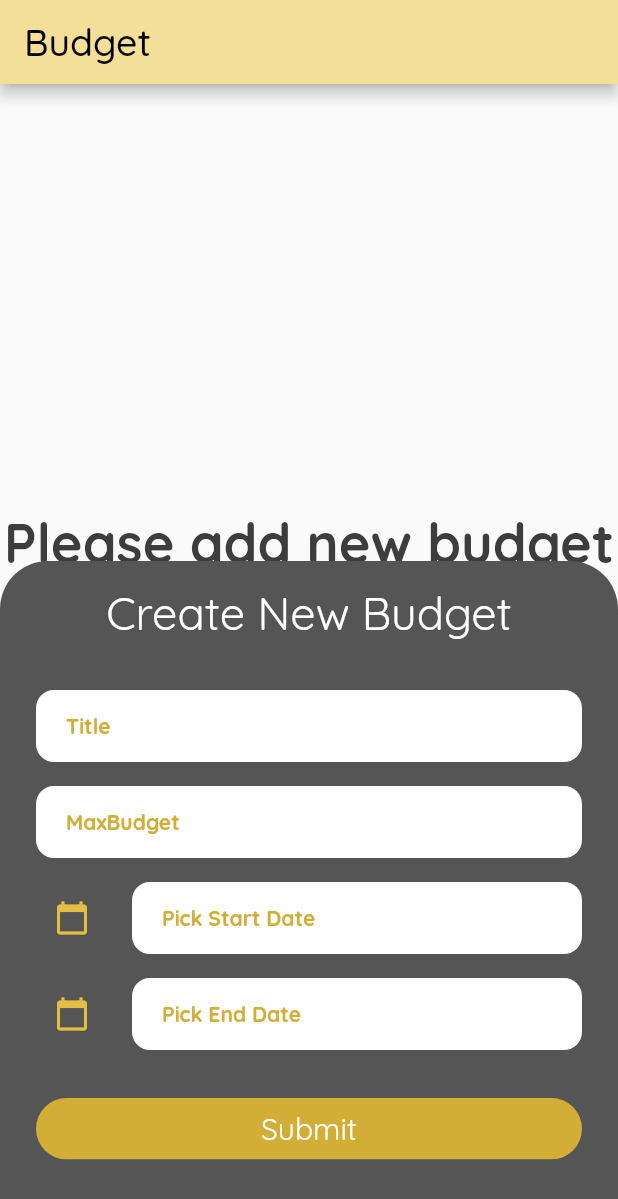
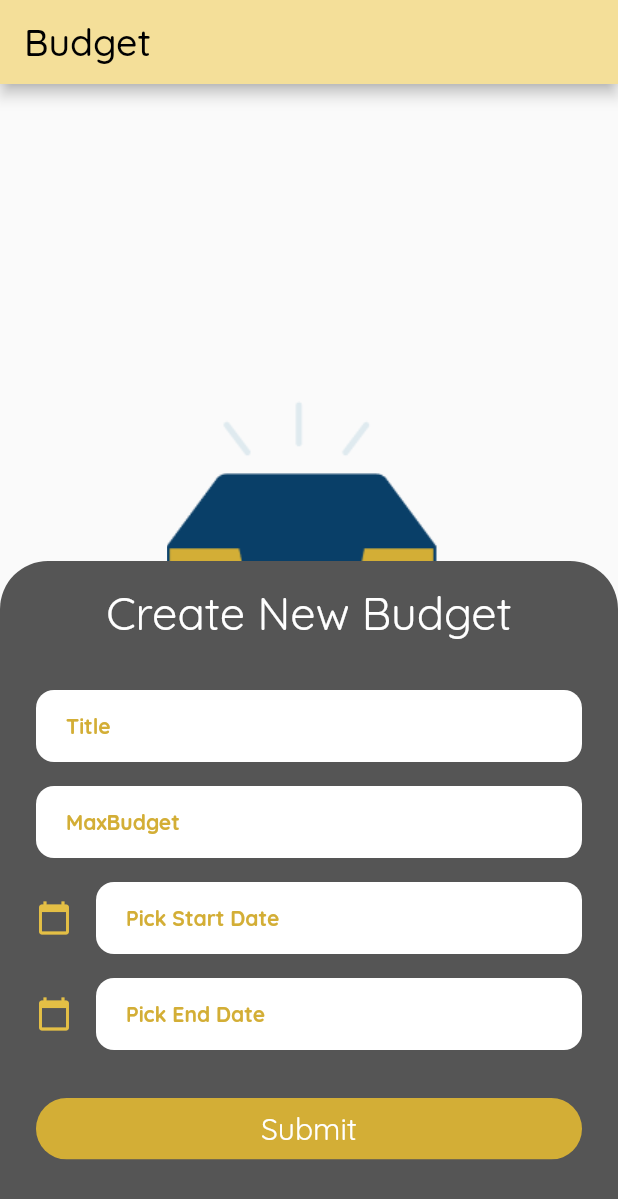
Before and after one commit to GGolfz/Setthi, a Flutter app: the screen it shows after launch, item 4 of the bottom bar chosen, after a tap on "Create a new budget", on a phone screen of 412 x 824 dp. Shown: the top 1199 px of the screen. Run offline on Flutter 3.47's test engine with Material 2 defaults, Android fonts, the phone set to English and light mode, and no system bars; our stand-ins replace google_fonts; statements that could not run were skipped.

Commit message:
fix: date format error & cannot type in date textfield :hammer:

```diff
--- a/lib/screens/budgetScreen.dart
+++ b/lib/screens/budgetScreen.dart
@@ -1,10 +1,12 @@
 import 'package:flutter/material.dart';
+import 'package:intl/intl.dart';
 import 'package:setthi/config/color.dart';
 import 'package:google_fonts/google_fonts.dart';
+import 'package:setthi/config/string.dart';
 import 'package:setthi/config/style.dart';
 import '../config/constants.dart';
 import 'package:setthi/widgets/budget/budgetForm.dart';
-import '../widgets/budget/BudgetItem.dart';
+import '../widgets/budget/budgetItem.dart';
 import '../widgets/budget/models/Budget.dart';
 
 class BudgetScreen extends StatefulWidget {
@@ -29,8 +31,7 @@ Widget _buildButtonCreate(BuildContext context, Function _addNewBudget) {
           shape:
               RoundedRectangleBorder(borderRadius: BorderRadius.circular(20)),
         ),
-        child: Text("Create a new budget",
-            style: GoogleFonts.quicksand(fontSize: 15)),
+        child: Text("Create a new budget", style: kBody1White),
       ),
     ),
   );
@@ -71,15 +72,14 @@ void _settingModalBottomSheet(context, Function addNewBudget) {
 
 class _BudgetScreenState extends State<BudgetScreen> {
   void _addNewBudget(
-      String title, int maxBudget, String startday, String lastDay) {
+      String title, int maxBudget, DateTime startDay, DateTime lastDay) {
     final newBudget = Budget(
         title: title,
         maxBudget: maxBudget,
-        startDay: startday,
-        endDay: lastDay);
+        startDay: DateFormat.yMMMd().format(startDay),
+        endDay: DateFormat.yMMMd().format(lastDay));
     setState(() {
       _budget.add(newBudget);
-      print(_budget.length);
     });
   }
 
@@ -93,9 +93,20 @@ class _BudgetScreenState extends State<BudgetScreen> {
           ),
           backgroundColor: kGold200,
         ),
-      body: _budget.isEmpty
+        body: Container(
+          padding: EdgeInsets.symmetric(vertical: kSizeS, horizontal: kSizeS),
+          child: _budget.isEmpty
               ? Column(mainAxisAlignment: MainAxisAlignment.center, children: [
-              Text('Please add new budget', style: kHeadline1Black),
+                  Row(
+                    mainAxisAlignment: MainAxisAlignment.center,
+                    children: [Image.asset("assets/images/empty-item.png")],
+                  ),
+                  Row(
+                    mainAxisAlignment: MainAxisAlignment.center,
+                    children: [
+                      Text(noBudgetText, style: kSubtitle2Black),
+                    ],
+                  ),
                   kSizedBoxVerticalM,
                   _buildButtonCreate(context, _addNewBudget)
                 ])
@@ -103,13 +114,16 @@ class _BudgetScreenState extends State<BudgetScreen> {
                   children: [
                     ..._budget
                         .map(
-                      (budget) => BudgetItem(budget.title, budget.maxBudget,
-                          budget.startDay.toString(), budget.endDay.toString()),
+                          (budget) => BudgetItem(
+                              budget.title,
+                              budget.maxBudget,
+                              budget.startDay.toString(),
+                              budget.endDay.toString()),
                         )
                         .toList(),
                     _buildButtonCreate(context, _addNewBudget)
                   ],
                 ),
-    );
+        ));
   }
 }
--- a/lib/widgets/budget/BudgetDatePicker.dart
+++ b/lib/widgets/budget/BudgetDatePicker.dart
@@ -4,50 +4,51 @@ import 'package:setthi/config/color.dart';
 import 'package:setthi/config/constants.dart';
 import 'package:setthi/config/style.dart';
 
-class BudgetDatePicker extends StatefulWidget {
+class BudgetDatePicker extends StatelessWidget {
   final String title;
-  Function getDateTime;
+  final Function getDateTime;
+  final DateTime dateTime;
+  BudgetDatePicker(
+      {@required this.title,
+      @required this.getDateTime,
+      @required this.dateTime});
 
-  BudgetDatePicker({@required this.title, @required this.getDateTime});
-  @override
-  _BudgetDatePickerState createState() => _BudgetDatePickerState();
-}
-
-class _BudgetDatePickerState extends State<BudgetDatePicker> {
-  String _dateTime;
   @override
   Widget build(BuildContext context) {
-    return TextFormField(
+    return GestureDetector(
+      child: TextFormField(
         style: kBody1Gold,
         decoration: InputDecoration(
-        icon: IconButton(
+          icon: Icon(
+            Icons.calendar_today,
             color: kGold400,
-          onPressed: () {
+          ),
+          border: OutlineInputBorder(
+              borderRadius: kBorderRadiusXS * 1.5, borderSide: BorderSide.none),
+          filled: true,
+          fillColor: kNeutralWhite,
+          enabled: false,
+          hintText:
+              dateTime == null ? title : DateFormat.yMMMd().format(dateTime),
+          hintStyle: kBody1Gold,
+          contentPadding: EdgeInsets.symmetric(
+            horizontal: kSizeS * 1.25,
+          ),
+        ),
+      ),
+      onTap: () {
         showDatePicker(
                 context: context,
                 initialDate: DateTime.now(),
                 firstDate: DateTime(2001),
                 lastDate: DateTime(2022))
             .then((date) {
-              setState(() {
-                final formatDate = DateFormat.yMMMd().format(date);
-                _dateTime = formatDate.toString();
-                widget.getDateTime(_dateTime);
-              });
+          if (date == null) {
+            return;
+          }
+          getDateTime(date);
         });
       },
-          icon: Icon(Icons.calendar_today),
-        ),
-        border: OutlineInputBorder(
-            borderRadius: kBorderRadiusXS * 1.5, borderSide: BorderSide.none),
-        filled: true,
-        fillColor: kNeutralWhite,
-        hintText: _dateTime == null ? widget.title : _dateTime.toString(),
-        hintStyle: kBody1Gold,
-        contentPadding: EdgeInsets.symmetric(
-          horizontal: kSizeS * 1.25,
-        ),
-      ),
     );
   }
 }
--- a/lib/widgets/budget/budgetForm.dart
+++ b/lib/widgets/budget/budgetForm.dart
@@ -1,10 +1,11 @@
 import 'package:flutter/material.dart';
+import 'package:intl/intl.dart';
 import 'package:setthi/config/color.dart';
 import 'package:setthi/config/constants.dart';
 import 'package:setthi/config/style.dart';
 import 'package:setthi/widgets/buttons/primaryButton.dart';
-import '../budget/BudgetTextField.dart';
-import './BudgetDatePicker.dart';
+import 'budgetTextField.dart';
+import 'budgetDatePicker.dart';
 
 class BudgetForm extends StatefulWidget {
   final Function addBudget;
@@ -16,20 +17,27 @@ class BudgetForm extends StatefulWidget {
 class _BudgetFormState extends State<BudgetForm> {
   final _title = TextEditingController();
   final _maxBudget = TextEditingController();
-  String startDay;
-  String lastDay;
+  DateTime startDay;
+  DateTime lastDay;
   void submitData() {
-    widget.addBudget(_title.text, int.tryParse(_maxBudget.text),startDay,lastDay);
+    widget.addBudget(
+        _title.text, int.tryParse(_maxBudget.text), startDay, lastDay);
     Navigator.pop(context);
   }
 
-  void getStartDateTime(String date) {
+  void getStartDateTime(DateTime date) {
+    if (lastDay != null && date.isAfter(lastDay)) {
+      return;
+    }
     setState(() {
       startDay = date;
     });
   }
 
-  void getLastDateTime(String date) {
+  void getLastDateTime(DateTime date) {
+    if (startDay != null && date.isBefore(startDay)) {
+      return;
+    }
     setState(() {
       lastDay = date;
     });
@@ -61,11 +69,13 @@ class _BudgetFormState extends State<BudgetForm> {
             BudgetDatePicker(
               title: 'Pick Start Date',
               getDateTime: getStartDateTime,
+              dateTime: startDay,
             ),
             kSizedBoxVerticalS,
             BudgetDatePicker(
               title: 'Pick End Date',
               getDateTime: getLastDateTime,
+              dateTime: lastDay,
             ),
             kSizedBoxVerticalM,
             PrimaryButton(
```
Lines whose indentation alone changed are shown as unchanged.
